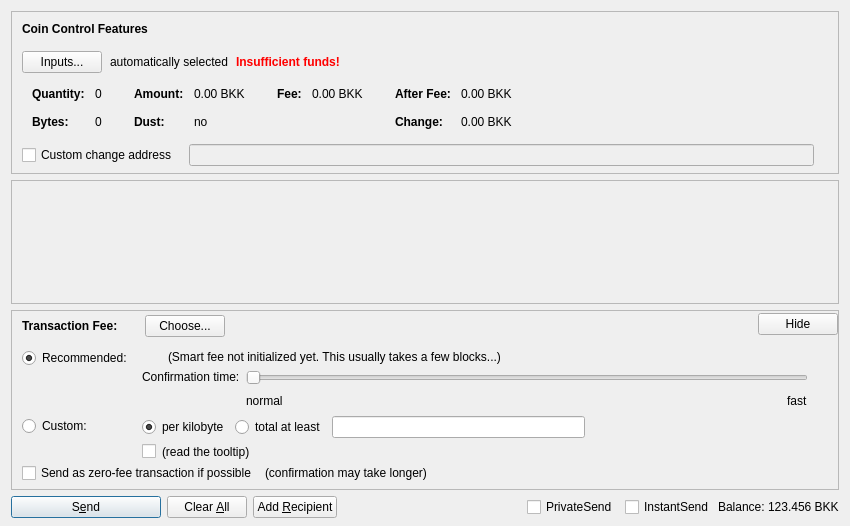
Before: the Qt Designer form src/qt/forms/sendcoinsdialog.ui in Bukakecoin/bukakecore, drawn with Qt 5.
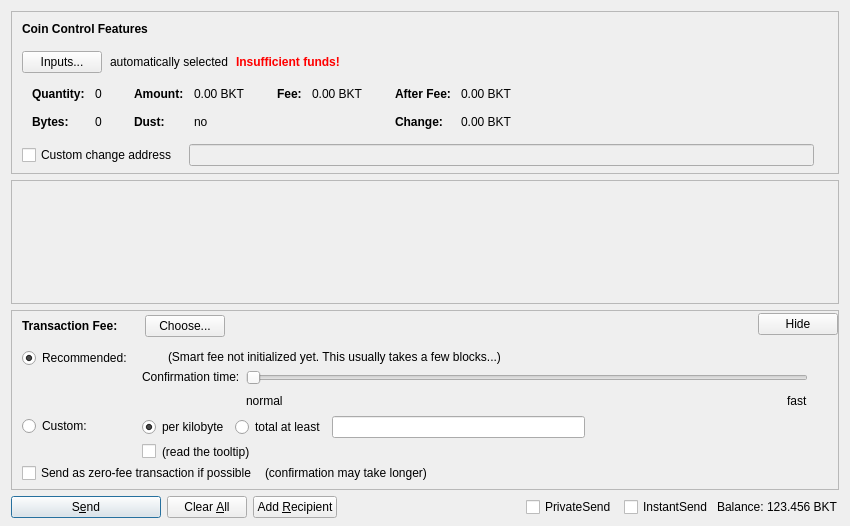
After: the same form once the commit is applied. Custom widgets are drawn as their Qt base class.

```diff
--- a/src/qt/forms/sendcoinsdialog.ui
+++ b/src/qt/forms/sendcoinsdialog.ui
@@ -324,7 +324,7 @@
                   <enum>Qt::ActionsContextMenu</enum>
                  </property>
                  <property name="text">
-                  <string notr="true">0.00 BKK</string>
+                  <string notr="true">0.00 BKT</string>
                  </property>
                  <property name="textInteractionFlags">
                   <set>Qt::LinksAccessibleByMouse|Qt::TextSelectableByKeyboard|Qt::TextSelectableByMouse</set>
@@ -404,7 +404,7 @@
                   <enum>Qt::ActionsContextMenu</enum>
                  </property>
                  <property name="text">
-                  <string notr="true">0.00 BKK</string>
+                  <string notr="true">0.00 BKT</string>
                  </property>
                  <property name="textInteractionFlags">
                   <set>Qt::LinksAccessibleByMouse|Qt::TextSelectableByKeyboard|Qt::TextSelectableByMouse</set>
@@ -455,7 +455,7 @@
                   <enum>Qt::ActionsContextMenu</enum>
                  </property>
                  <property name="text">
-                  <string notr="true">0.00 BKK</string>
+                  <string notr="true">0.00 BKT</string>
                  </property>
                  <property name="textInteractionFlags">
                   <set>Qt::LinksAccessibleByMouse|Qt::TextSelectableByKeyboard|Qt::TextSelectableByMouse</set>
@@ -484,7 +484,7 @@
                   <enum>Qt::ActionsContextMenu</enum>
                  </property>
                  <property name="text">
-                  <string notr="true">0.00 BKK</string>
+                  <string notr="true">0.00 BKT</string>
                  </property>
                  <property name="textInteractionFlags">
                   <set>Qt::LinksAccessibleByMouse|Qt::TextSelectableByKeyboard|Qt::TextSelectableByMouse</set>
@@ -1337,7 +1337,7 @@
           <cursorShape>IBeamCursor</cursorShape>
          </property>
          <property name="text">
-          <string notr="true">123.456 BKK</string>
+          <string notr="true">123.456 BKT</string>
          </property>
          <property name="textInteractionFlags">
           <set>Qt::LinksAccessibleByMouse|Qt::TextSelectableByKeyboard|Qt::TextSelectableByMouse</set>
```
Left out of the diff: 6 changed lines with no effect on the pictures.
